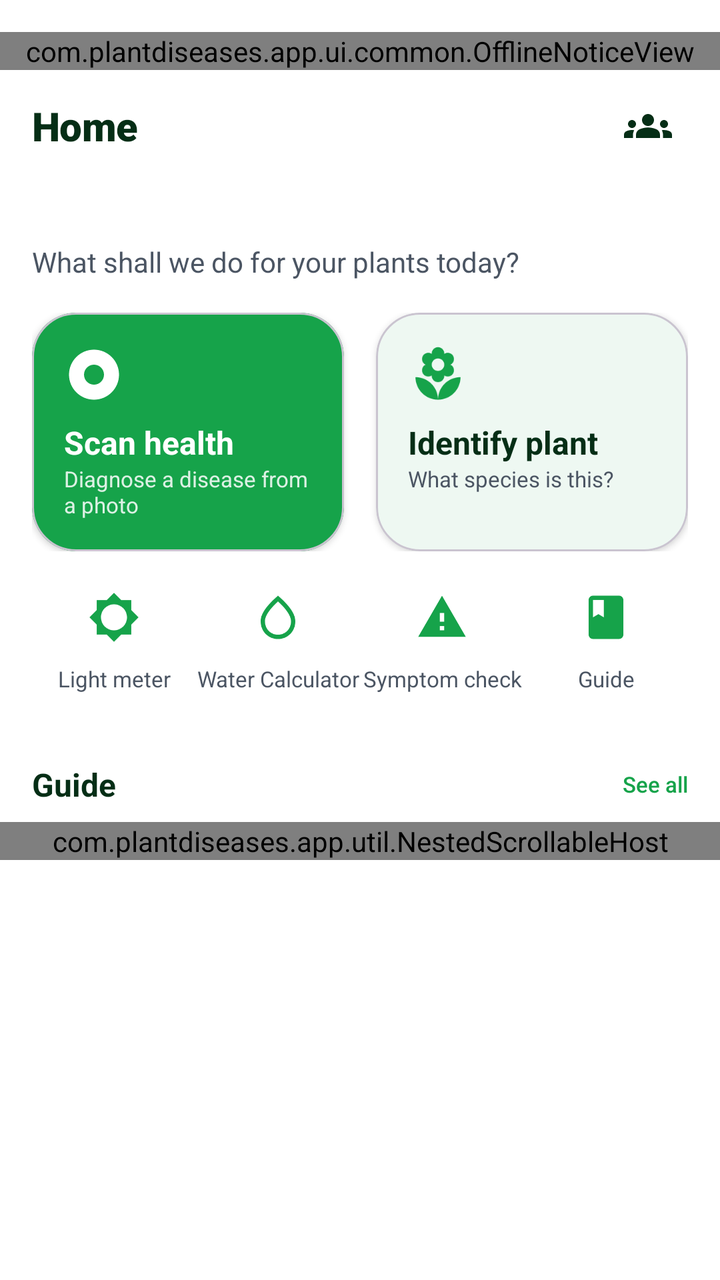
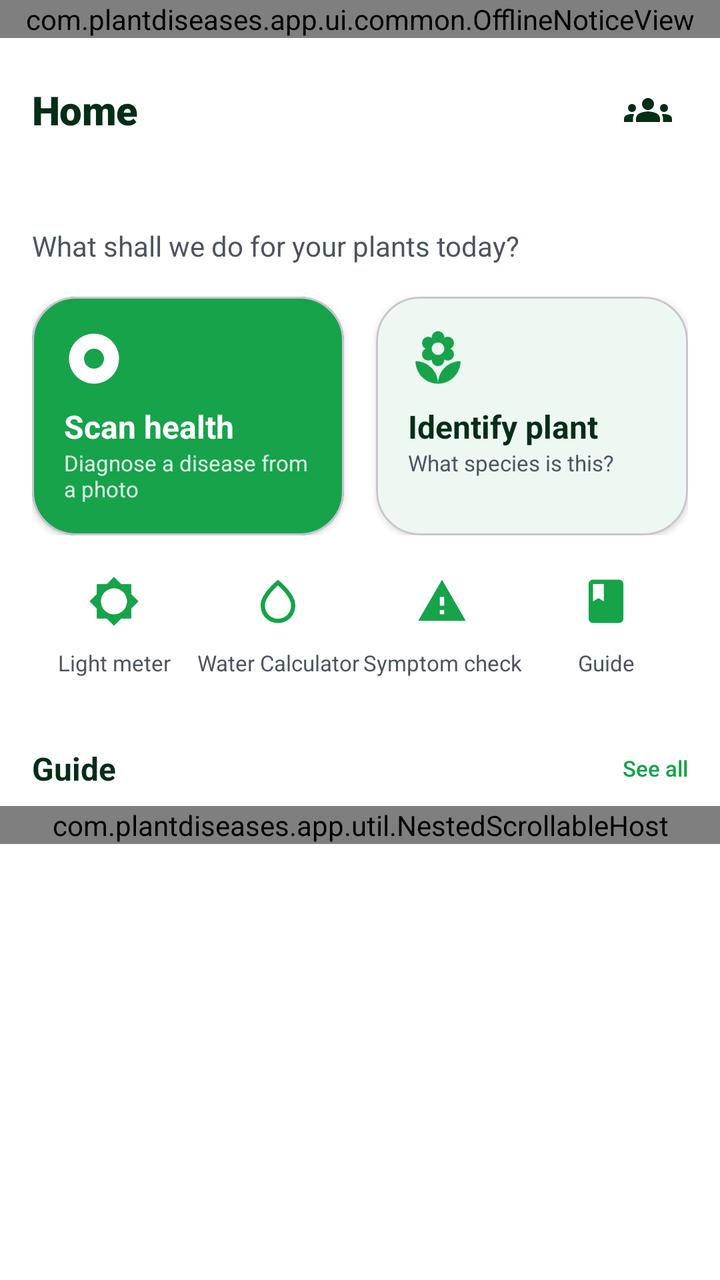

Screens rendered from an Android XML layout before and after an edit, with the pre-edit source and the edit as a unified diff.
<!-- AndroidManifest.xml: application theme Theme.PlantDiseases -->
<!-- res/layout/fragment_home.xml -->
<?xml version="1.0" encoding="utf-8"?>
<androidx.core.widget.NestedScrollView
    android:id="@+id/home_scroll"
    xmlns:android="http://schemas.android.com/apk/res/android"
    xmlns:app="http://schemas.android.com/apk/res-auto"
    android:layout_width="match_parent"
    android:layout_height="match_parent"
    android:background="@color/background"
    android:clipToPadding="false"
    android:fillViewport="true">

    <LinearLayout
        android:layout_width="match_parent"
        android:layout_height="wrap_content"
        android:orientation="vertical"
        android:paddingTop="@dimen/space_lg"
        android:paddingBottom="@dimen/space_3xl">

        
        <com.plantdiseases.app.ui.common.OfflineNoticeView
            android:id="@+id/offline_notice"
            android:layout_width="match_parent"
            android:layout_height="wrap_content"
            android:layout_marginBottom="@dimen/space_sm" />

        
        <LinearLayout
            android:layout_width="match_parent"
            android:layout_height="wrap_content"
            android:orientation="horizontal"
            android:gravity="center_vertical"
            android:paddingHorizontal="@dimen/content_gutter">

            <TextView
                android:layout_width="0dp"
                android:layout_height="wrap_content"
                android:layout_weight="1"
                android:text="@string/tab_home"
                android:textColor="@color/on_surface"
                android:textSize="@dimen/text_title"
                android:fontFamily="sans-serif-black"
                android:letterSpacing="-0.01" />

            <ImageButton
                android:id="@+id/btn_nearby_scans"
                android:layout_width="40dp"
                android:layout_height="40dp"
                android:background="?attr/selectableItemBackgroundBorderless"
                android:src="@drawable/ic_community"
                app:tint="@color/on_surface"
                android:contentDescription="@string/nearby_scans_cd" />

        </LinearLayout>

        
        <TextView
            android:id="@+id/tv_greeting"
            android:layout_width="match_parent"
            android:layout_height="wrap_content"
            android:layout_marginTop="@dimen/space_xs"
            android:paddingHorizontal="@dimen/content_gutter"
            android:fontFamily="sans-serif-medium"
            android:textColor="@color/on_surface"
            android:textSize="@dimen/text_headline" />

        <TextView
            android:id="@+id/tv_greeting_sub"
            android:layout_width="match_parent"
            android:layout_height="wrap_content"
            android:layout_marginTop="2dp"
            android:paddingHorizontal="@dimen/content_gutter"
            android:text="@string/home_subtitle"
            android:textColor="@color/on_surface_secondary"
            android:textSize="@dimen/text_body" />

        
        <LinearLayout
            android:layout_width="match_parent"
            android:layout_height="wrap_content"
            android:layout_marginTop="@dimen/space_lg"
            android:orientation="horizontal"
            android:paddingHorizontal="@dimen/content_gutter">

            
            <com.google.android.material.card.MaterialCardView
                android:id="@+id/card_scan"
                android:layout_width="0dp"
                android:layout_height="match_parent"
                android:layout_weight="1"
                android:layout_marginEnd="@dimen/space_sm"
                android:clickable="true"
                android:focusable="true"
                app:cardBackgroundColor="@color/primary"
                app:cardCornerRadius="@dimen/radius_lg"
                app:cardElevation="2dp">

                <LinearLayout
                    android:layout_width="match_parent"
                    android:layout_height="wrap_content"
                    android:orientation="vertical"
                    android:padding="@dimen/space_lg">

                    <ImageView
                        android:layout_width="30dp"
                        android:layout_height="30dp"
                        android:src="@drawable/ic_scan"
                        app:tint="@android:color/white"
                        android:contentDescription="@string/home_scan_title" />

                    <TextView
                        android:layout_width="match_parent"
                        android:layout_height="wrap_content"
                        android:layout_marginTop="@dimen/space_sm"
                        android:text="@string/home_scan_title"
                        android:textColor="@android:color/white"
                        android:textStyle="bold"
                        android:textSize="@dimen/text_title_sm" />

                    <TextView
                        android:layout_width="match_parent"
                        android:layout_height="wrap_content"
                        android:text="@string/home_scan_sub"
                        android:textColor="#D9FFFFFF"
                        android:textSize="@dimen/text_caption" />
                </LinearLayout>
            </com.google.android.material.card.MaterialCardView>

            <com.google.android.material.card.MaterialCardView
                android:id="@+id/card_identify"
                android:layout_width="0dp"
                android:layout_height="match_parent"
                android:layout_weight="1"
                android:layout_marginStart="@dimen/space_sm"
                android:clickable="true"
                android:focusable="true"
                app:cardBackgroundColor="@color/surface"
                app:cardCornerRadius="@dimen/radius_lg"
                app:cardElevation="2dp">

                <LinearLayout
                    android:layout_width="match_parent"
                    android:layout_height="wrap_content"
                    android:orientation="vertical"
                    android:padding="@dimen/space_lg">

                    <ImageView
                        android:layout_width="30dp"
                        android:layout_height="30dp"
                        android:src="@drawable/ic_plant_placeholder"
                        app:tint="@color/primary"
                        android:contentDescription="@string/home_identify_title" />

                    <TextView
                        android:layout_width="match_parent"
                        android:layout_height="wrap_content"
                        android:layout_marginTop="@dimen/space_sm"
                        android:text="@string/home_identify_title"
                        android:textColor="@color/on_surface"
                        android:textStyle="bold"
                        android:textSize="@dimen/text_title_sm" />

                    <TextView
                        android:layout_width="match_parent"
                        android:layout_height="wrap_content"
                        android:text="@string/home_identify_sub"
                        android:textColor="@color/on_surface_secondary"
                        android:textSize="@dimen/text_caption" />
                </LinearLayout>
            </com.google.android.material.card.MaterialCardView>
        </LinearLayout>

        
        <LinearLayout
            android:layout_width="match_parent"
            android:layout_height="wrap_content"
            android:layout_marginTop="@dimen/space_md"
            android:orientation="horizontal"
            android:paddingHorizontal="@dimen/content_gutter">

            <LinearLayout
                android:id="@+id/tile_light"
                style="@style/HomeToolTile">

                <ImageView style="@style/HomeToolTileIcon" android:src="@drawable/ic_light" />

                <TextView style="@style/HomeToolTileLabel" android:text="@string/home_tool_light" />
            </LinearLayout>

            <LinearLayout
                android:id="@+id/tile_water"
                style="@style/HomeToolTile">

                <ImageView style="@style/HomeToolTileIcon" android:src="@drawable/ic_watering" />

                <TextView style="@style/HomeToolTileLabel" android:text="@string/home_tool_water" />
            </LinearLayout>

            <LinearLayout
                android:id="@+id/tile_symptom"
                style="@style/HomeToolTile">

                <ImageView style="@style/HomeToolTileIcon" android:src="@drawable/ic_disease" />

                <TextView style="@style/HomeToolTileLabel" android:text="@string/home_tool_symptom" />
            </LinearLayout>

            <LinearLayout
                android:id="@+id/tile_guide"
                style="@style/HomeToolTile">

                <ImageView style="@style/HomeToolTileIcon" android:src="@drawable/ic_guide" />

                <TextView style="@style/HomeToolTileLabel" android:text="@string/home_tool_guide" />
            </LinearLayout>
        </LinearLayout>

        
        <LinearLayout
            android:id="@+id/section_species"
            android:layout_width="match_parent"
            android:layout_height="wrap_content"
            android:layout_marginTop="@dimen/space_xl"
            android:orientation="vertical"
            android:visibility="gone">

            <LinearLayout
                android:layout_width="match_parent"
                android:layout_height="wrap_content"
                android:gravity="center_vertical"
                android:orientation="horizontal"
                android:paddingHorizontal="@dimen/content_gutter">

                <TextView
                    android:id="@+id/tv_species_title"
                    android:layout_width="0dp"
                    android:layout_height="wrap_content"
                    android:layout_weight="1"
                    android:text="@string/home_trending"
                    android:textColor="@color/on_surface"
                    android:textSize="@dimen/text_title_sm"
                    android:textStyle="bold" />

                <TextView
                    android:id="@+id/tv_trending_scope"
                    android:layout_width="wrap_content"
                    android:layout_height="wrap_content"
                    android:textColor="@color/on_surface_secondary"
                    android:textSize="@dimen/text_caption" />
            </LinearLayout>

            <com.plantdiseases.app.util.NestedScrollableHost
                android:layout_width="match_parent"
                android:layout_height="wrap_content"
                android:layout_marginTop="@dimen/space_sm">

                <androidx.recyclerview.widget.RecyclerView
                    android:id="@+id/rv_species"
                    android:layout_width="match_parent"
                    android:layout_height="wrap_content"
                    android:clipToPadding="false"
                    android:nestedScrollingEnabled="false"
                    android:orientation="horizontal"
                    android:paddingHorizontal="@dimen/content_gutter" />
            </com.plantdiseases.app.util.NestedScrollableHost>
        </LinearLayout>

        
        <LinearLayout
            android:id="@+id/section_popular"
            android:layout_width="match_parent"
            android:layout_height="wrap_content"
            android:layout_marginTop="@dimen/space_xl"
            android:orientation="vertical"
            android:visibility="gone">

            <TextView
                android:layout_width="match_parent"
                android:layout_height="wrap_content"
                android:paddingHorizontal="@dimen/content_gutter"
                android:text="@string/home_popular_diseases"
                android:textColor="@color/on_surface"
                android:textSize="@dimen/text_title_sm"
                android:textStyle="bold" />

            <com.plantdiseases.app.util.NestedScrollableHost
                android:layout_width="match_parent"
                android:layout_height="wrap_content"
                android:layout_marginTop="@dimen/space_sm">

                <androidx.recyclerview.widget.RecyclerView
                    android:id="@+id/rv_popular"
                    android:layout_width="match_parent"
                    android:layout_height="wrap_content"
                    android:clipToPadding="false"
                    android:nestedScrollingEnabled="false"
                    android:orientation="horizontal"
                    android:paddingHorizontal="@dimen/content_gutter" />
            </com.plantdiseases.app.util.NestedScrollableHost>
        </LinearLayout>

        
        <LinearLayout
            android:layout_width="match_parent"
            android:layout_height="wrap_content"
            android:layout_marginTop="@dimen/space_xl"
            android:orientation="vertical">

            <LinearLayout
                android:layout_width="match_parent"
                android:layout_height="wrap_content"
                android:gravity="center_vertical"
                android:orientation="horizontal"
                android:paddingHorizontal="@dimen/content_gutter">

                <TextView
                    android:layout_width="0dp"
                    android:layout_height="wrap_content"
                    android:layout_weight="1"
                    android:text="@string/home_disease_guide"
                    android:textColor="@color/on_surface"
                    android:textSize="@dimen/text_title_sm"
                    android:textStyle="bold" />

                <TextView
                    android:id="@+id/tv_guide_all"
                    android:layout_width="wrap_content"
                    android:layout_height="wrap_content"
                    android:text="@string/home_see_all"
                    android:textColor="@color/primary"
                    android:textSize="@dimen/text_caption"
                    android:fontFamily="sans-serif-medium" />
            </LinearLayout>

            <com.plantdiseases.app.util.NestedScrollableHost
                android:layout_width="match_parent"
                android:layout_height="wrap_content"
                android:layout_marginTop="@dimen/space_sm">

                <androidx.recyclerview.widget.RecyclerView
                    android:id="@+id/rv_guide"
                    android:layout_width="match_parent"
                    android:layout_height="wrap_content"
                    android:clipToPadding="false"
                    android:nestedScrollingEnabled="false"
                    android:orientation="horizontal"
                    android:paddingHorizontal="@dimen/content_gutter" />
            </com.plantdiseases.app.util.NestedScrollableHost>
        </LinearLayout>

    </LinearLayout>
</androidx.core.widget.NestedScrollView>
<!-- resources referenced by this layout -->
<resources>
  <color name="background">#FFFFFF</color>
  <color name="on_surface">#052E16</color>
  <color name="on_surface_secondary">#4B5563</color>
  <color name="primary">#16A34A</color>
  <color name="surface">#FFFFFF</color>
  <dimen name="content_gutter">16dp</dimen>
  <dimen name="radius_lg">22dp</dimen>
  <dimen name="space_3xl">32dp</dimen>
  <dimen name="space_lg">16dp</dimen>
  <dimen name="space_md">12dp</dimen>
  <dimen name="space_sm">8dp</dimen>
  <dimen name="space_xl">20dp</dimen>
  <dimen name="space_xs">4dp</dimen>
  <dimen name="text_body">14sp</dimen>
  <dimen name="text_caption">11sp</dimen>
  <dimen name="text_headline">24sp</dimen>
  <dimen name="text_title">20sp</dimen>
  <dimen name="text_title_sm">16sp</dimen>
  <!-- drawable ic_disease (drawable) -->
  <vector xmlns:android="http://schemas.android.com/apk/res/android" android:width="24dp" android:height="24dp" android:viewportWidth="24" android:viewportHeight="24">
      <path android:fillColor="#E53935" android:pathData="M1,21h22L12,2 1,21zM13,18h-2v-2h2v2zM13,14h-2v-4h2v4z"/>
  </vector>
  <!-- drawable ic_guide (drawable) -->
  <vector xmlns:android="http://schemas.android.com/apk/res/android" android:width="24dp" android:height="24dp" android:viewportWidth="24" android:viewportHeight="24">
      <path android:fillColor="#000000" android:pathData="M18,2H6c-1.1,0 -2,0.9 -2,2v16c0,1.1 0.9,2 2,2h12c1.1,0 2,-0.9 2,-2V4c0,-1.1 -0.9,-2 -2,-2zM6,4h5v8l-2.5,-1.5L6,12V4z"/>
  </vector>
  <!-- drawable ic_scan (drawable) -->
  <vector xmlns:android="http://schemas.android.com/apk/res/android" android:width="24dp" android:height="24dp" android:viewportWidth="24" android:viewportHeight="24">
      <path android:fillColor="#FFFFFF" android:pathData="M12,2C6.48,2 2,6.48 2,12s4.48,10 10,10 10,-4.48 10,-10S17.52,2 12,2zM12,16c-2.21,0 -4,-1.79 -4,-4s1.79,-4 4,-4 4,1.79 4,4 -1.79,4 -4,4z"/>
  </vector>
  <string name="home_disease_guide">Guide</string>
  <string name="home_identify_sub">What species is this?</string>
  <string name="home_identify_title">Identify plant</string>
  <string name="home_popular_diseases">Popular diseases</string>
  <string name="home_scan_sub">Diagnose a disease from a photo</string>
  <string name="home_scan_title">Scan health</string>
  <string name="home_see_all">See all</string>
  <string name="home_subtitle">What shall we do for your plants today?</string>
  <string name="home_tool_guide">Guide</string>
  <string name="home_tool_light">Light meter</string>
  <string name="home_tool_symptom">Symptom check</string>
  <string name="home_tool_water">Water Calculator</string>
  <string name="home_trending">Trending in your country</string>
  <string name="nearby_scans_cd">Community scans</string>
  <string name="tab_home">Home</string>
  <style name="HomeToolTileIcon">
          <item name="android:layout_width">26dp</item>
          <item name="android:layout_height">26dp</item>
          <item name="android:tint">@color/primary</item>
      </style>
  <color name="primary_dark">#15803D</color>
  <color name="on_primary">#FFFFFF</color>
  <color name="primary_light">#DCFCE7</color>
  <color name="secondary">#4ADE80</color>
  <color name="on_secondary">#052E16</color>
  <color name="surface_variant">#F0FDF4</color>
  <color name="surface_container_low">#F4FBF6</color>
  <color name="surface_container">#ECF7F0</color>
  <style name="App.FAB" parent="Widget.Material3.FloatingActionButton.Primary">
          <item name="backgroundTint">@color/primary</item>
          <item name="tint">@color/on_primary</item>
          <item name="rippleColor">@color/primary_dark</item>
          <item name="elevation">6dp</item>
          <item name="hoveredFocusedTranslationZ">8dp</item>
          <item name="pressedTranslationZ">10dp</item>
      </style>
  <style name="ShapeAppearance.App.Button" parent="ShapeAppearance.Material3.Corner.Large">
          <item name="cornerSize">24dp</item>
      </style>
  <dimen name="space_2xl">24dp</dimen>
  <!-- unchanged entries left out for length: 9 -->
</resources>

<!-- the commit's change to res/layout/fragment_home.xml (unified diff, before → after) -->
@@ -1,27 +1,32 @@
 <?xml version="1.0" encoding="utf-8"?>
-<androidx.core.widget.NestedScrollView
-    android:id="@+id/home_scroll"
+<LinearLayout
     xmlns:android="http://schemas.android.com/apk/res/android"
     xmlns:app="http://schemas.android.com/apk/res-auto"
     android:layout_width="match_parent"
     android:layout_height="match_parent"
-    android:background="@color/background"
-    android:clipToPadding="false"
-    android:fillViewport="true">
-
-    <LinearLayout
+    android:orientation="vertical"
+    android:background="@color/background">
+
+    
+    <com.plantdiseases.app.ui.common.OfflineNoticeView
+        android:id="@+id/offline_notice"
         android:layout_width="match_parent"
-        android:layout_height="wrap_content"
-        android:orientation="vertical"
-        android:paddingTop="@dimen/space_lg"
-        android:paddingBottom="@dimen/space_3xl">
-
-        
-        <com.plantdiseases.app.ui.common.OfflineNoticeView
-            android:id="@+id/offline_notice"
-            android:layout_width="match_parent"
-            android:layout_height="wrap_content"
-            android:layout_marginBottom="@dimen/space_sm" />
+        android:layout_height="wrap_content" />
+
+    <androidx.core.widget.NestedScrollView
+        android:id="@+id/home_scroll"
+        android:layout_width="match_parent"
+        android:layout_height="0dp"
+        android:layout_weight="1"
+        android:clipToPadding="false"
+        android:fillViewport="true">
+
+        <LinearLayout
+            android:layout_width="match_parent"
+            android:layout_height="wrap_content"
+            android:orientation="vertical"
+            android:paddingTop="@dimen/space_lg"
+            android:paddingBottom="@dimen/space_3xl">
 
         
         <LinearLayout
@@ -347,5 +352,7 @@
             </com.plantdiseases.app.util.NestedScrollableHost>
         </LinearLayout>
 
-    </LinearLayout>
-</androidx.core.widget.NestedScrollView>
+        </LinearLayout>
+    </androidx.core.widget.NestedScrollView>
+
+</LinearLayout>
